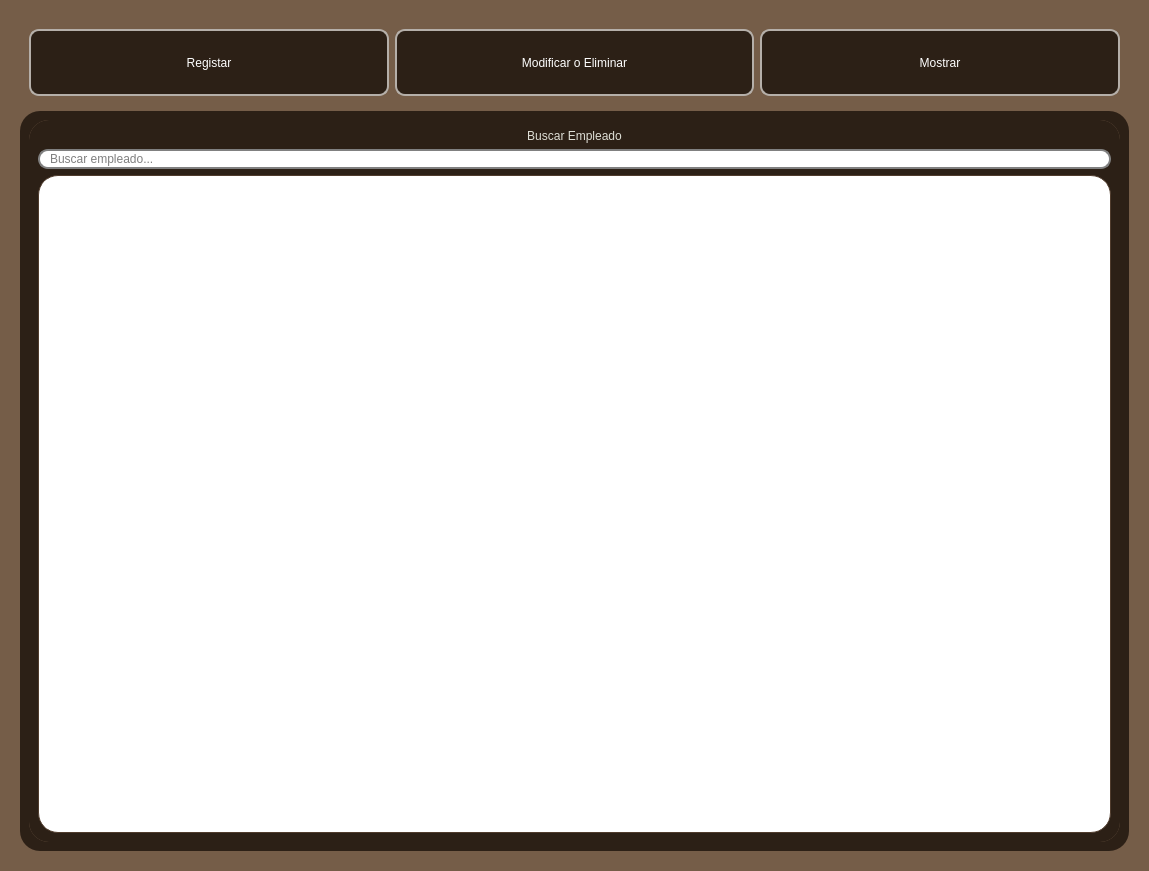
This is ui/empleados.ui in n1enkew/Sistema-de-Empleados as Qt 5 draws it before an edit. The edited form follows.
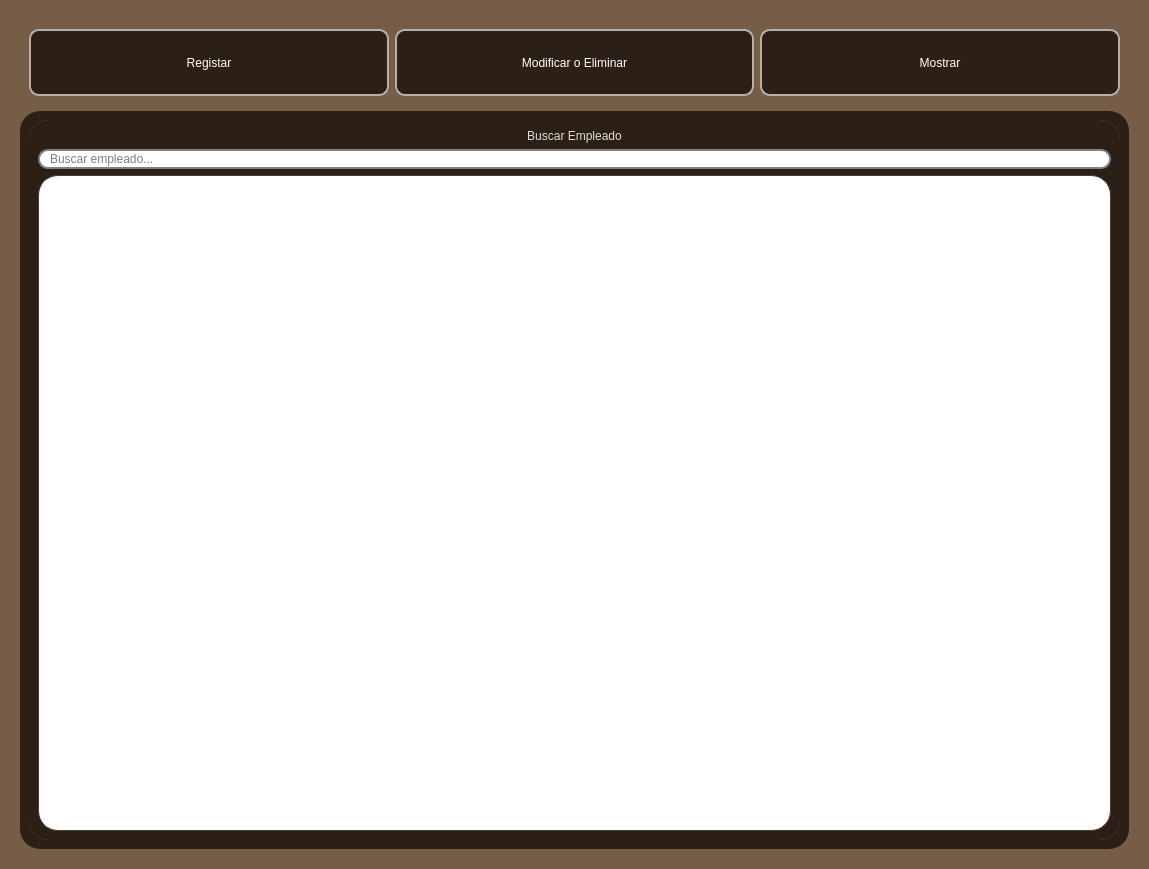
This is the edited form.

Commit message: Add Importes UI and bulk import support

What changed in the file:
```diff
--- a/ui/empleados.ui
+++ b/ui/empleados.ui
@@ -7,7 +7,7 @@
     <x>0</x>
     <y>0</y>
     <width>1149</width>
-    <height>871</height>
+    <height>869</height>
    </rect>
   </property>
   <property name="windowTitle">
```
The commit also changes 7 other files.
